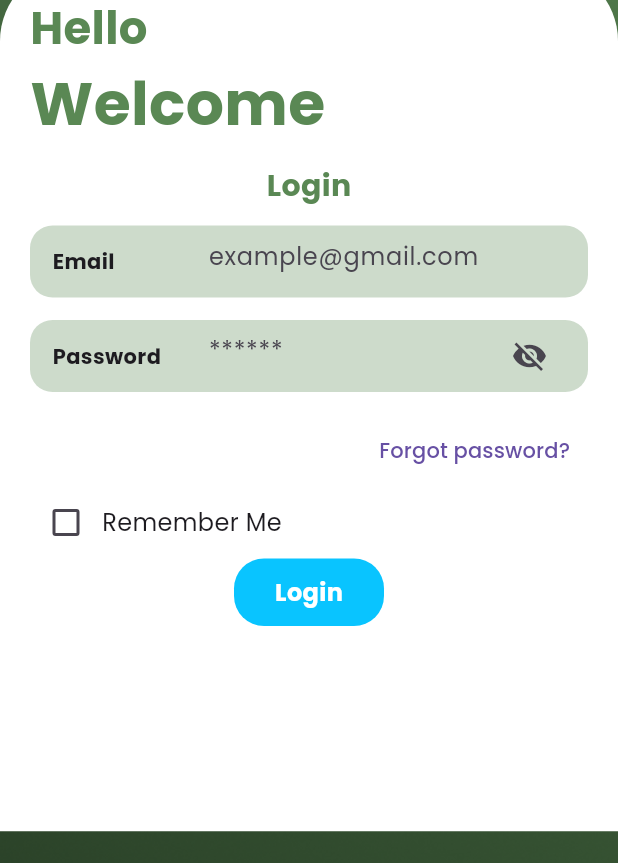
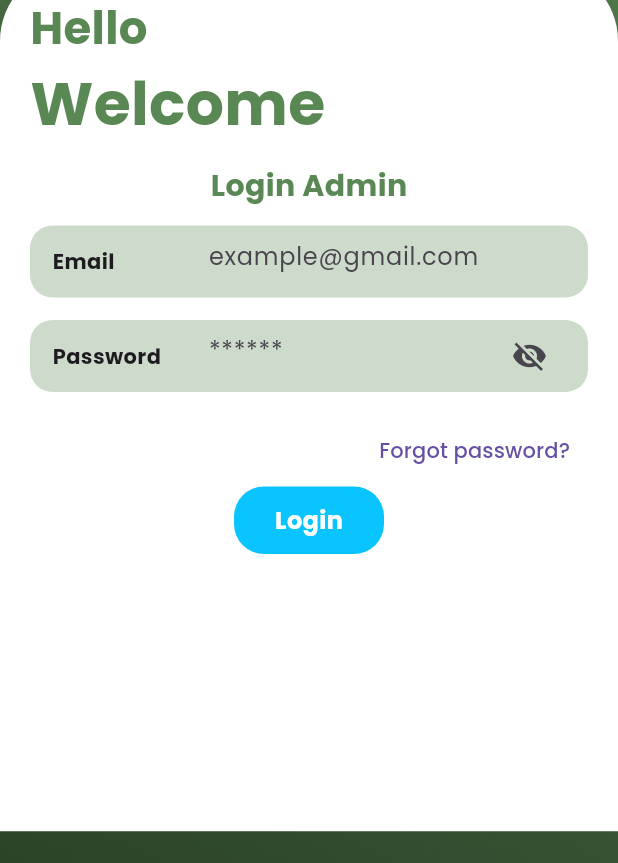
Before and after one commit to Rizkyepk/hmtk_app-master, a Flutter app: the screen it shows after launch, after a tap on "Login Admin", on a phone screen of 412 x 824 dp, the part 373-1236 px from its top. Run offline on Flutter 3.47's test engine with Material 3 defaults, Android fonts, the phone set to English and light mode, and no system bars; our stand-ins replace awesome_dialog, flutter_dotenv, google_fonts, image_picker, share_plus, shared_preferences and 2 more; network calls fail.

Commit message:
fix login data

```diff
--- a/lib/presentation/admin/data_pesanan.dart
+++ b/lib/presentation/admin/data_pesanan.dart
@@ -172,8 +172,8 @@ class _DataPesananState extends State<DataPesanan> {
                         itemBuilder: (BuildContext context, int index) {
                           final order = transaction['orders'][index];
                           final productName = order['product']['name'] ?? '';
-                          final quantity = order['quantity']?.toString() ?? '';
-                          final size = order['size'] ?? '';
+                          // final quantity = order['quantity']?.toString() ?? '';
+                          // final size = order['size'] ?? '';
 
                           return Text(
                             '$productName',
--- a/lib/presentation/admin/edit_shop.dart
+++ b/lib/presentation/admin/edit_shop.dart
@@ -107,7 +107,7 @@ class _TambahActivtyState extends State<EditShop> {
   Widget build(BuildContext context) {
     contentController.text = widget.shop["description"] ?? '';
     nameController.text = widget.shop["name"] ?? '';
-    priceController.text = widget.shop["price"].toString() ?? '';
+    priceController.text = widget.shop["price"].toString();
 
     return Scaffold(
       drawer: const Drawer(
--- a/lib/presentation/user/signin.dart
+++ b/lib/presentation/user/signin.dart
@@ -155,7 +155,7 @@ class _SignInState extends State<SignIn> with SingleTickerProviderStateMixin {
                     child: Padding(
                       padding: const EdgeInsets.all(12.0),
                       child: Text(
-                        'Login',
+                        'Login Admin',
                         style: TextStyle(
                             fontSize: 20,
                             fontWeight: FontWeight.bold,
@@ -234,23 +234,7 @@ class _SignInState extends State<SignIn> with SingleTickerProviderStateMixin {
                         ))
                   ],
                 ),
-                //user memilih untuk mengingat login-nya
-                Row(
-                  children: [
-                    Checkbox(
-                      value: _rememberMe,
-                      onChanged: (value) {
-                        setState(() {
-                          _rememberMe = value!;
-                        });
-                      },
-                    ),
-                    const Text(
-                      'Remember Me',
-                      style: TextStyle(fontSize: 16),
-                    ),
-                  ],
-                ),
+
                 Align(
                   alignment: Alignment.center,
                   child: InkWell(
--- a/lib/presentation/user/sso/sso_checking.dart
+++ b/lib/presentation/user/sso/sso_checking.dart
@@ -65,7 +65,7 @@ class _SsoCheckingState extends State<SsoChecking> {
     try {
       Map<String, dynamic> params = {
         'nim': widget.ssoData["numberid"],
-        'name': widget.ssoData["fullname"],
+        'name': toTitleCase(widget.ssoData["fullname"]),
         'tel': widget.ssoData["phone"],
         'email': widget.ssoData["email"],
         'avatar_url': widget.ssoData["photo"],
@@ -92,7 +92,7 @@ class _SsoCheckingState extends State<SsoChecking> {
             "user_type": "mahasiswa",
             "user": {
               'nim': widget.ssoData["numberid"],
-              'name': widget.ssoData["fullname"],
+              'name': toTitleCase(widget.ssoData["fullname"]),
               'tel': int.tryParse(widget.ssoData["phone"]),
               'email': widget.ssoData["email"],
               'avatar_url': widget.ssoData["photo"],
--- a/lib/presentation/user/start.dart
+++ b/lib/presentation/user/start.dart
@@ -73,6 +73,7 @@ class Start extends StatelessWidget {
                           ));
                     },
                     child: const MyButton(
+                      width: 120,
                       txt: 'Login Admin',
                     ),
                   ),
```
Also changed, not shown: lib/utils/utils.dart (+10 -0 lines).
